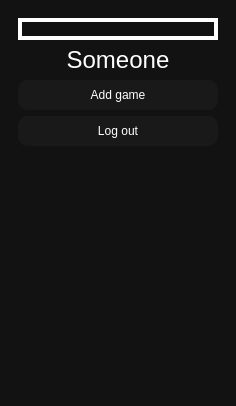
This is Foxlike/profilewindow.ui in Lekantrop-gd/CourseProject as Qt 5 draws it before an edit. The edited form follows.
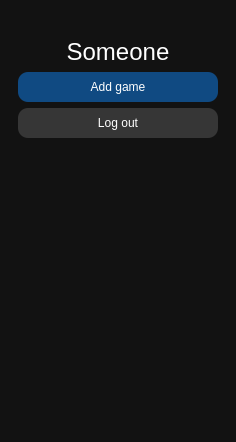
This is the edited form. Icons and pictures are not drawn.

Diff of the .ui file:
```diff
--- a/Foxlike/profilewindow.ui
+++ b/Foxlike/profilewindow.ui
@@ -7,7 +7,7 @@
     <x>0</x>
     <y>0</y>
     <width>236</width>
-    <height>406</height>
+    <height>442</height>
    </rect>
   </property>
   <property name="windowTitle">
@@ -52,7 +52,7 @@
           </size>
          </property>
          <property name="styleSheet">
-          <string notr="true">border: 4px solid white;</string>
+          <string notr="true"/>
          </property>
          <property name="text">
           <string/>
@@ -73,7 +73,7 @@
          <property name="styleSheet">
           <string notr="true">QPushButton {
 	height: 30px;
-	background-color: rgb(25, 25, 25);
+	background-color: rgb(16, 74, 130);
 	border-radius: 10%;
 }
 
@@ -96,7 +96,7 @@
          <property name="styleSheet">
           <string notr="true">QPushButton {
 	height: 30px;
-	background-color: rgb(25, 25, 25);
+	background-color: rgb(54, 54, 54);
 	border-radius: 10%;
 }
 
```
Left out of the diff: 4 changed lines with no effect on the pictures.
